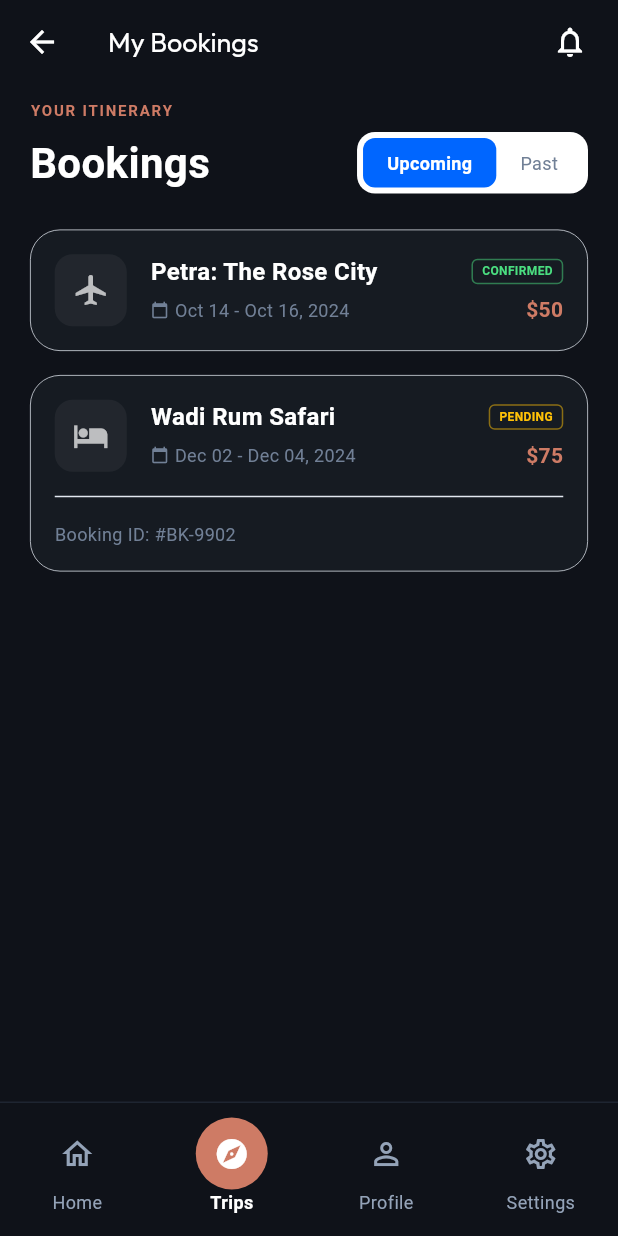
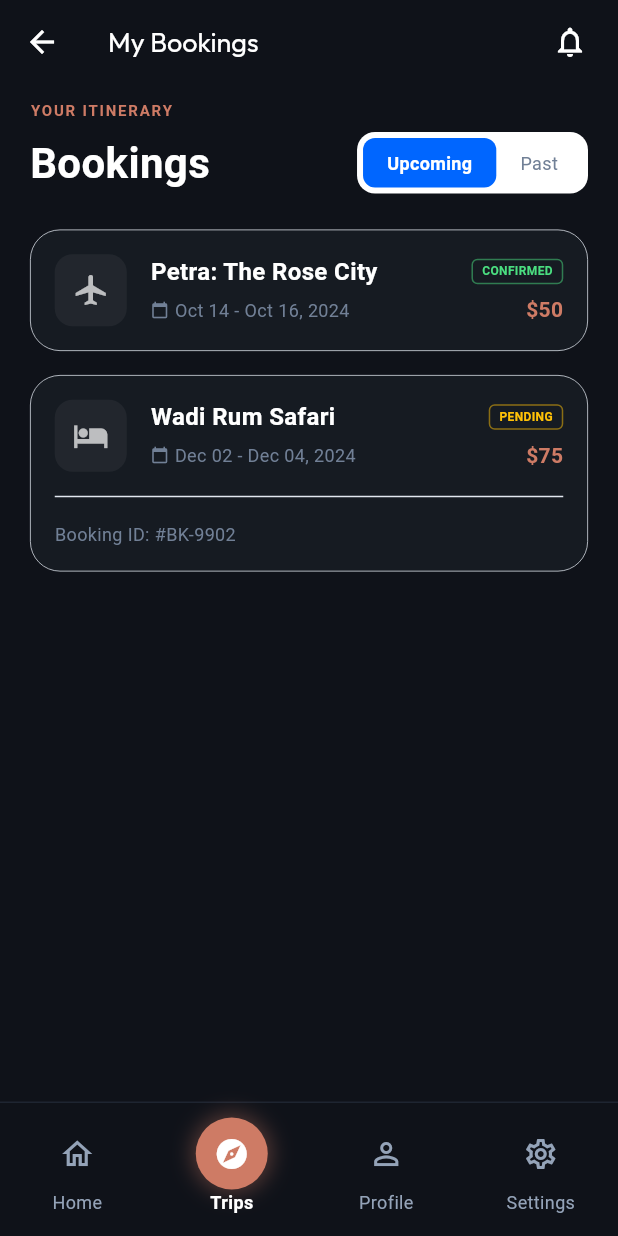
Before and after one commit to MustafaAl-Kayyali/Xenon, a Flutter app: the MainLayout screen opened by its route, item 2 of the bottom bar chosen, on a phone screen of 412 x 824 dp. Run offline on Flutter 3.47's test engine with Material 3 defaults, Android fonts, the phone set to English and light mode, and no system bars; our stand-ins replace flutter_animate, font_awesome_flutter, google_fonts; network calls fail.

Commit message:
update (anas) v1.3

```diff
--- a/GP/lib/app/main_layout.dart
+++ b/GP/lib/app/main_layout.dart
@@ -39,6 +39,12 @@ class _MainLayoutState extends State<MainLayout> {
             top: BorderSide(color: isDark ? AppColors.borderDark : AppColors.borderLight, width: 0.5),
           ),
         ),
+        child: Theme(
+          data: Theme.of(context).copyWith(
+            splashColor: Colors.transparent,
+            highlightColor: Colors.transparent,
+            hoverColor: Colors.transparent,
+          ),
           child: BottomNavigationBar(
             currentIndex: _currentIndex,
             onTap: (index) => setState(() => _currentIndex = index),
@@ -60,6 +66,7 @@ class _MainLayoutState extends State<MainLayout> {
             ],
           ),
         ),
+      ),
     );
   }
 
@@ -71,6 +78,15 @@ class _MainLayoutState extends State<MainLayout> {
         decoration: BoxDecoration(
           color: isSelected ? AppColors.primaryRust : Colors.transparent,
           shape: BoxShape.circle,
+          boxShadow: isSelected
+              ? [
+                  BoxShadow(
+                    color: AppColors.primaryRust.withValues(alpha: 0.4),
+                    blurRadius: 12,
+                    spreadRadius: 2,
+                  )
+                ]
+              : [],
         ),
         child: Icon(
           isSelected ? activeIcon : icon,
--- a/GP/lib/core/providers/booking_provider.dart
+++ b/GP/lib/core/providers/booking_provider.dart
@@ -1,3 +1,4 @@
+import 'dart:collection';
 import 'package:flutter/material.dart';
 
 class Booking {
@@ -9,7 +10,7 @@ class Booking {
   final double price;
   final String? bookingId;
 
-  Booking({
+  const Booking({
     required this.title,
     required this.date,
     required this.status,
@@ -22,15 +23,15 @@ class Booking {
 
 class BookingProvider extends ChangeNotifier {
   final List<Booking> _bookings = [
-    Booking(
+    const Booking(
       title: 'Petra: The Rose City',
       date: 'Oct 14 - Oct 16, 2024',
       status: 'CONFIRMED',
-      statusColor: const Color(0xFF4ADE80),
+      statusColor: Color(0xFF4ADE80),
       icon: Icons.airplanemode_active,
       price: 50,
     ),
-    Booking(
+    const Booking(
       title: 'Wadi Rum Safari',
       date: 'Dec 02 - Dec 04, 2024',
       status: 'PENDING',
@@ -41,10 +42,16 @@ class BookingProvider extends ChangeNotifier {
     ),
   ];
 
-  List<Booking> get bookings => _bookings;
+  UnmodifiableListView<Booking> get bookings => UnmodifiableListView(_bookings);
 
   void addBooking(Booking booking) {
     _bookings.insert(0, booking);
     notifyListeners();
   }
+
+  void removeBooking(Booking booking) {
+    if (_bookings.remove(booking)) {
+      notifyListeners();
+    }
+  }
 }
--- a/GP/lib/features/bookings/presentation/pages/bookings_page.dart
+++ b/GP/lib/features/bookings/presentation/pages/bookings_page.dart
@@ -4,6 +4,7 @@ import 'package:gp/app/theme/colors.dart';
 import 'package:gp/core/providers/settings_provider.dart';
 
 import 'package:gp/core/providers/booking_provider.dart';
+import 'package:gp/features/home/presentation/pages/notifications_page.dart';
 
 class BookingsPage extends StatefulWidget {
   const BookingsPage({super.key});
@@ -34,7 +35,9 @@ class _BookingsPageState extends State<BookingsPage> {
         actions: [
           IconButton(
             icon: Icon(Icons.notifications_outlined, color: isDark ? Colors.white : Colors.black),
-            onPressed: () {},
+            onPressed: () {
+              Navigator.push(context, MaterialPageRoute(builder: (_) => const NotificationsPage()));
+            },
           ),
           const SizedBox(width: 8),
         ],
@@ -260,31 +263,6 @@ class _BookingsPageState extends State<BookingsPage> {
                 else
                   const SizedBox(),
 
-                if (showCheckIn)
-                  ElevatedButton.icon(
-                    onPressed: () {},
-                    icon: const Icon(Icons.qr_code, size: 16),
-                    label: const Text('CHECK-IN'),
-                    style: ElevatedButton.styleFrom(
-                      backgroundColor: AppColors.accentBlue,
-                      foregroundColor: Colors.white,
-                      padding: const EdgeInsets.symmetric(horizontal: 16),
-                      textStyle: const TextStyle(fontSize: 10, fontWeight: FontWeight.bold),
-                      shape: RoundedRectangleBorder(borderRadius: BorderRadius.circular(8)),
-                    ),
-                  )
-                else if (showDetails)
-                  OutlinedButton(
-                    onPressed: () {},
-                    style: OutlinedButton.styleFrom(
-                      side: BorderSide(color: isDark ? AppColors.borderLight : Colors.grey[300]!),
-                      foregroundColor: isDark ? Colors.white : Colors.black,
-                      padding: const EdgeInsets.symmetric(horizontal: 16),
-                      textStyle: const TextStyle(fontSize: 10, fontWeight: FontWeight.bold),
-                      shape: RoundedRectangleBorder(borderRadius: BorderRadius.circular(8)),
-                    ),
-                    child: const Text('VIEW DETAILS'),
-                  ),
               ],
             ),
           ],
--- a/GP/lib/features/profile/presentation/providers/profile_provider.dart
+++ b/GP/lib/features/profile/presentation/providers/profile_provider.dart
@@ -16,9 +16,7 @@ class ProfileProvider extends ChangeNotifier {
     // Handle navigation
   }
 
-  void navigateToMyCards(BuildContext context) {
-    // Handle navigation
-  }
+
 
   void navigateToResetPassword(BuildContext context) {
     // Handle navigation
```
Also changed, not shown: GP/lib/core/services/auth_service.dart (+4 -3 lines), GP/lib/core/services/destination_service.dart (+6 -6 lines), GP/lib/features/bookings/presentation/pages/checkout_page.dart (added, +166 -0 lines), GP/lib/features/explore/presentation/pages/explore_page.dart (+6 -44 lines), GP/lib/features/home/presentation/pages/destination_details_page.dart (+64 -11 lines), GP/lib/features/home/presentation/pages/home_page.dart (+9 -2 lines), GP/lib/features/home/presentation/pages/notifications_page.dart (added, +61 -0 lines), GP/lib/features/profile/presentation/pages/profile_page.dart (+7 -9 lines), 1 other file. Lines whose indentation alone changed are shown as unchanged.
